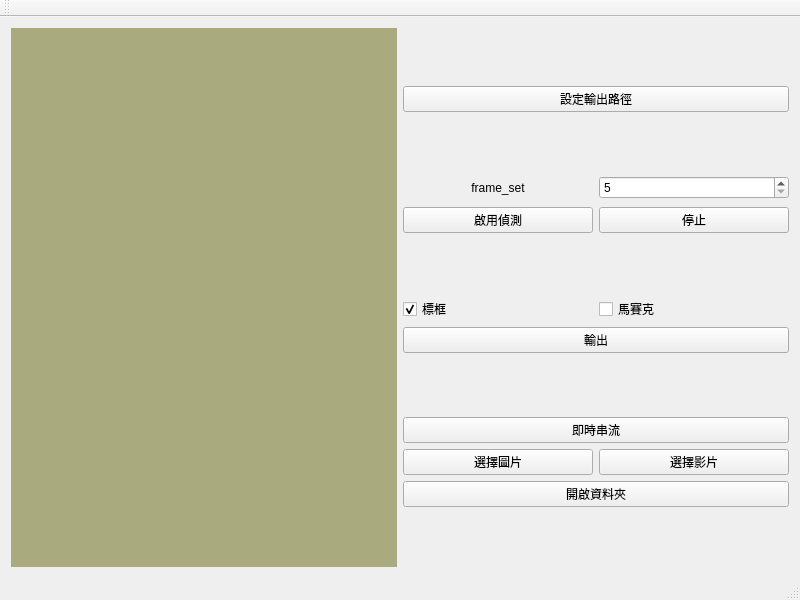
This is code/Qt_yolo_1/Qt_yolo_1.ui in Acker404/yolo11_test as Qt 5 draws it before an edit. The edited form follows.
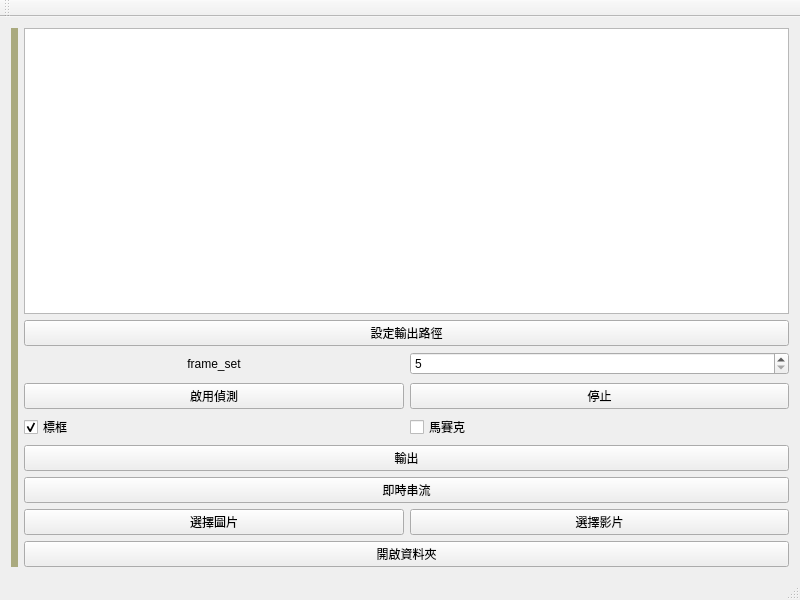
This is the edited form.

Commit message: add open folder function

The edit to the form file:
```diff
--- a/code/Qt_yolo_1/Qt_yolo_1.ui
+++ b/code/Qt_yolo_1/Qt_yolo_1.ui
@@ -52,6 +52,9 @@
     </item>
     <item>
      <layout class="QVBoxLayout" name="verticalLayout_tool">
+      <item>
+       <widget class="QListWidget" name="listWidget_fileList"/>
+      </item>
       <item>
        <widget class="QPushButton" name="Button_exportPath">
         <property name="text">
```
The commit also changes 2 other files.
